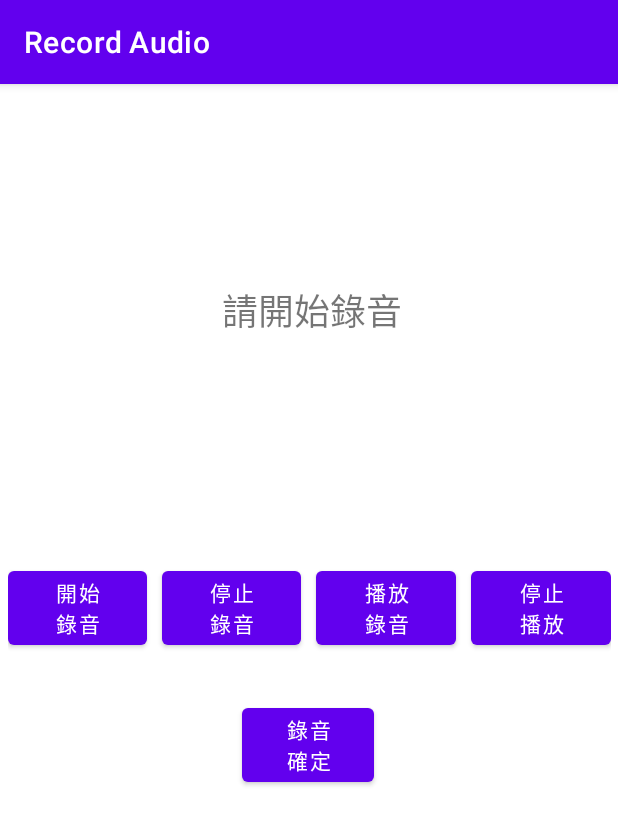
After one commit to JamesTsao15/Fake_call_app, an Android app: the Record_Audio_Activity screen opened directly, with no data from a screen before it, on a phone screen of 412 x 824 dp. The commit adds this screen. Shown: the top 825 px of the screen. Run offline under Robolectric (Android 15) with nearby library versions, the phone set to English and light mode, and no system bars.

Commit message:
更新至可錄音來電者聲音

```diff
--- a/app/src/main/AndroidManifest.xml
+++ b/app/src/main/AndroidManifest.xml
@@ -3,6 +3,7 @@
     package="com.example.fake_call2">
 
     <uses-permission android:name="android.permission.READ_EXTERNAL_STORAGE" />
+    <uses-permission android:name="android.permission.RECORD_AUDIO"/>
 
     <application
         android:allowBackup="true"
@@ -11,8 +12,11 @@
         android:roundIcon="@mipmap/ic_launcher_round"
         android:supportsRtl="true"
         android:theme="@style/Theme.Fake_call2">
+        <activity android:name=".Record_Audio_Activity"
+            android:label="Record Audio"></activity>
         <activity
             android:name=".Choose_Caller_Activity"
+            android:label="Choose Caller"
             android:exported="false" />
         <activity
             android:name=".Full_color_caller_theme_dark_Activity"
--- /dev/null
+++ b/app/src/main/java/com/example/fake_call2/Record_Audio_Activity.kt
@@ -0,0 +1,205 @@
+package com.example.fake_call2
+
+import android.content.Context
+import android.content.SharedPreferences
+import android.content.pm.PackageManager
+import android.media.MediaPlayer
+import android.media.MediaRecorder
+import android.net.Uri
+import android.os.Bundle
+import android.util.Log
+import android.view.LayoutInflater
+import android.widget.Button
+import android.widget.EditText
+import android.widget.TextView
+import android.widget.Toast
+import androidx.appcompat.app.AlertDialog
+import androidx.appcompat.app.AppCompatActivity
+import androidx.core.app.ActivityCompat
+import androidx.core.net.toUri
+import java.io.File
+
+class Record_Audio_Activity : AppCompatActivity() {
+    private val recorder=MediaRecorder()
+    private val player=MediaPlayer()
+    private lateinit var folder: File
+    private var leave_activity:Boolean=false
+    private var thread=Thread()
+    private var fileName:String=""
+    private var fileNameisNull:Boolean=true
+    private fun setFolder(){
+        folder= File(filesDir.absolutePath+"/record")
+        if(!folder.exists()){
+            folder.mkdirs()
+        }
+    }
+    private fun setFilename(){
+        val inflater: LayoutInflater =this.layoutInflater
+        val btn_record=findViewById<Button>(R.id.button_record)
+        val btn_stop_record=findViewById<Button>(R.id.button_stop_record)
+        val btn_play_audio=findViewById<Button>(R.id.button_play_audio)
+        val btn_stop_audio=findViewById<Button>(R.id.button_stop_audio)
+        val tv_recording=findViewById<TextView>(R.id.textView_recording)
+        val set_file_name_view=inflater.inflate(R.layout.set_file_name_view,null)
+        val editTextView:EditText=set_file_name_view.findViewById(R.id.editTextFileName)
+        val builder=AlertDialog.Builder(this)
+        builder.setTitle("檔案名稱")
+        builder.setMessage("請輸入檔案名稱:")
+        builder.setView(set_file_name_view)
+        builder.setPositiveButton("確定"){
+            dialog,which->
+            if(editTextView.text.toString()!=""){
+                fileName=editTextView.text.toString()
+                fileNameisNull=false
+            }
+            else{
+                fileNameisNull=true
+                btn_record.isEnabled=false
+                btn_stop_record.isEnabled=false
+                btn_play_audio.isEnabled=false
+                btn_stop_audio.isEnabled=false
+                tv_recording.text="未設定檔名無法錄音"
+                Toast.makeText(this,"檔名為空",Toast.LENGTH_SHORT).show()
+            }
+        }
+        val alertdialog=builder.create()
+        alertdialog.show()
+
+    }
+    private fun setListener(){
+        val btn_record=findViewById<Button>(R.id.button_record)
+        val btn_stop_record=findViewById<Button>(R.id.button_stop_record)
+        val btn_play_audio=findViewById<Button>(R.id.button_play_audio)
+        val btn_stop_audio=findViewById<Button>(R.id.button_stop_audio)
+        val btn_save_audio_path=findViewById<Button>(R.id.button_save_audio_path)
+        val tv_recording=findViewById<TextView>(R.id.textView_recording)
+        setFilename()
+        thread=Thread(Runnable {
+            while(leave_activity==false){
+                if(fileNameisNull==false){
+                    runOnUiThread{
+                        btn_record.setOnClickListener {
+                            recorder.setAudioSource(MediaRecorder.AudioSource.MIC)
+                            recorder.setOutputFormat(MediaRecorder.OutputFormat.MPEG_4)
+                            recorder.setAudioEncoder(MediaRecorder.AudioEncoder.AMR_NB)
+                            recorder.setOutputFile(File(folder,fileName).absolutePath)
+                            Log.e("JAMES_RECORD",File(folder,fileName).absolutePath)
+                            recorder.prepare()
+                            recorder.start()
+                            tv_recording.text="錄音中....."
+                            btn_play_audio.isEnabled=false
+                            btn_stop_audio.isEnabled=false
+                            btn_record.isEnabled=false
+                            btn_stop_record.isEnabled=true
+                        }
+                        btn_stop_record.setOnClickListener {
+                            try {
+                                val file=File(folder,fileName)
+                                recorder.stop()
+                                tv_recording.text="已儲存在${file.absolutePath}"
+                                btn_record.isEnabled=true
+                                btn_stop_record.isEnabled=false
+                                btn_play_audio.isEnabled=true
+                                btn_stop_audio.isEnabled=false
+
+                            }catch (e:Exception){
+                                e.printStackTrace()
+                                recorder.reset()
+                                tv_recording.text="錄音失敗"
+                                btn_record.isEnabled=true
+                                btn_stop_record.isEnabled=false
+                                btn_play_audio.isEnabled=false
+                                btn_stop_audio.isEnabled=false
+                            }
+                        }
+                        btn_play_audio.setOnClickListener {
+                            val file=File(folder,fileName)
+                            player.setDataSource(applicationContext, Uri.fromFile(file))
+                            player.setVolume(1f,1f)
+                            player.prepare()
+                            player.start()
+                            tv_recording.text="播放錄音中...."
+                            btn_play_audio.isEnabled=false
+                            btn_stop_audio.isEnabled=true
+                            btn_record.isEnabled=false
+                            btn_stop_record.isEnabled=false
+                        }
+                        btn_stop_audio.setOnClickListener {
+                            player.stop()
+                            player.release()
+                            tv_recording.text="播放結束"
+                            btn_play_audio.isEnabled=true
+                            btn_stop_audio.isEnabled=false
+                            btn_record.isEnabled=true
+                            btn_stop_record.isEnabled=false
+                        }
+                        btn_save_audio_path.setOnClickListener {
+                            val file=File(folder,fileName)
+                            val sharedPreferences:SharedPreferences=getSharedPreferences("caller_information", MODE_PRIVATE)
+                            val editor:SharedPreferences.Editor=sharedPreferences.edit()
+                            editor.putString("audio_path",Uri.fromFile(file).toString())
+                            editor.apply()
+                            player.stop()
+                            player.reset()
+                            finish()
+                        }
+                        player.setOnCompletionListener {
+                            it.reset()
+                            tv_recording.text="播放結束"
+                            btn_play_audio.isEnabled=true
+                            btn_stop_audio.isEnabled=false
+                            btn_record.isEnabled=true
+                            btn_stop_record.isEnabled=false
+                        }
+                    }
+                }
+                Thread.sleep(200)
+                Log.e("JAMES","inthread")
+            }
+
+        })
+        thread.start()
+    }
+    override fun onCreate(savedInstanceState: Bundle?) {
+        super.onCreate(savedInstanceState)
+        setContentView(R.layout.activity_record_audio)
+        val permission=android.Manifest.permission.RECORD_AUDIO
+        if(ActivityCompat.checkSelfPermission(this,permission)
+        !=PackageManager.PERMISSION_GRANTED){
+            ActivityCompat.requestPermissions(this, arrayOf(permission),0)
+        }
+        else{
+            setFolder()
+            setListener()
+        }
+    }
+
+    override fun finish() {
+        super.finish()
+        player.stop()
+        player.release()
+        val file=File(folder,fileName)
+        val sharedPreferences:SharedPreferences=getSharedPreferences("caller_information", MODE_PRIVATE)
+        val editor:SharedPreferences.Editor=sharedPreferences.edit()
+        editor.putString("audio_path",Uri.fromFile(file).toString())
+        editor.apply()
+        leave_activity=true
+    }
+    override fun onRequestPermissionsResult(
+        requestCode: Int,
+        permissions: Array<out String>,
+        grantResults: IntArray
+    ) {
+        super.onRequestPermissionsResult(requestCode, permissions, grantResults)
+        if(grantResults.isNotEmpty() && requestCode==0)
+        {
+            val result=grantResults[0]
+            if(result==PackageManager.PERMISSION_DENIED)
+                Toast.makeText(this,"未允許權限",Toast.LENGTH_SHORT).show()
+            else{
+                setFolder()
+                setListener()
+            }
+        }
+    }
+}
--- /dev/null
+++ b/app/src/main/res/layout/activity_record_audio.xml
@@ -0,0 +1,83 @@
+<?xml version="1.0" encoding="utf-8"?>
+<androidx.constraintlayout.widget.ConstraintLayout xmlns:android="http://schemas.android.com/apk/res/android"
+    xmlns:app="http://schemas.android.com/apk/res-auto"
+    xmlns:tools="http://schemas.android.com/tools"
+    android:layout_width="match_parent"
+    android:layout_height="match_parent"
+    tools:context=".Record_Audio_Activity">
+
+    <TextView
+        android:id="@+id/textView_recording"
+        android:layout_width="224dp"
+        android:layout_height="237dp"
+        android:layout_marginStart="96dp"
+        android:layout_marginLeft="96dp"
+        android:layout_marginTop="32dp"
+        android:layout_marginEnd="96dp"
+        android:layout_marginRight="96dp"
+        android:gravity="center"
+        android:text="請開始錄音"
+        android:textSize="24sp"
+        app:layout_constraintEnd_toEndOf="parent"
+        app:layout_constraintHorizontal_bias="0.0"
+        app:layout_constraintStart_toStartOf="parent"
+        app:layout_constraintTop_toTopOf="parent" />
+
+    <LinearLayout
+        android:id="@+id/linearLayout3"
+        android:layout_width="402dp"
+        android:layout_height="62dp"
+        android:layout_marginStart="16dp"
+        android:layout_marginLeft="16dp"
+        android:layout_marginTop="49dp"
+        android:layout_marginEnd="16dp"
+        android:layout_marginRight="16dp"
+        android:orientation="horizontal"
+        app:layout_constraintEnd_toEndOf="parent"
+        app:layout_constraintStart_toStartOf="parent"
+        app:layout_constraintTop_toBottomOf="@+id/textView_recording">
+
+        <Button
+            android:id="@+id/button_record"
+            android:layout_width="wrap_content"
+            android:layout_height="wrap_content"
+            android:layout_weight="1"
+            android:text="開始\n錄音" />
+
+        <Button
+            android:id="@+id/button_stop_record"
+            android:layout_width="wrap_content"
+            android:layout_height="wrap_content"
+            android:layout_marginLeft="10dp"
+            android:layout_weight="1"
+            android:text="停止\n錄音" />
+
+        <Button
+            android:id="@+id/button_play_audio"
+            android:layout_width="wrap_content"
+            android:layout_height="wrap_content"
+            android:layout_marginLeft="10dp"
+            android:layout_weight="1"
+            android:text="播放\n錄音" />
+
+        <Button
+            android:id="@+id/button_stop_audio"
+            android:layout_width="wrap_content"
+            android:layout_height="wrap_content"
+            android:layout_marginLeft="10dp"
+            android:layout_weight="1"
+            android:text="停止\n播放" />
+
+    </LinearLayout>
+
+    <Button
+        android:id="@+id/button_save_audio_path"
+        android:layout_width="wrap_content"
+        android:layout_height="wrap_content"
+        android:layout_marginStart="161dp"
+        android:layout_marginLeft="161dp"
+        android:layout_marginTop="29dp"
+        android:text="錄音\n確定"
+        app:layout_constraintStart_toStartOf="parent"
+        app:layout_constraintTop_toBottomOf="@+id/linearLayout3" />
+</androidx.constraintlayout.widget.ConstraintLayout>
```
Also changed, not shown: app/src/main/java/com/example/fake_call2/Choose_Caller_Activity.kt (+3 -5 lines), app/src/main/java/com/example/fake_call2/MainActivity.kt (+6 -2 lines), app/src/main/res/layout/set_file_name_view.xml (added, +19 -0 lines).
